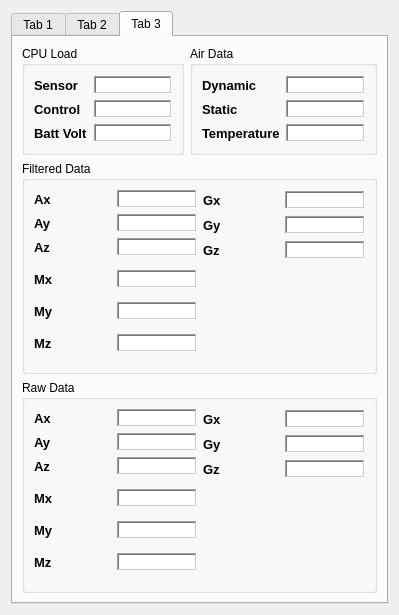
First picture: the form in src/ui/SlugsDataSensorView.ui, repository mavlink/qgroundcontrol, before the edit.
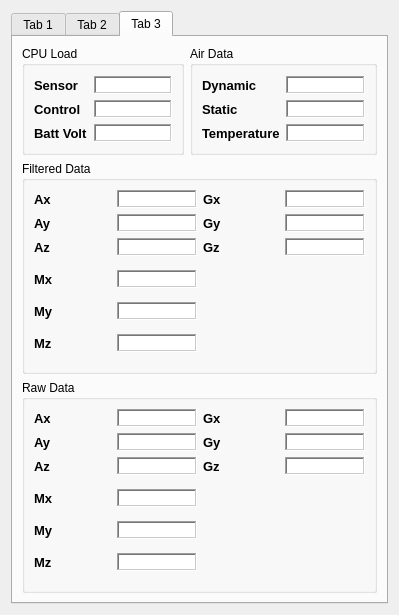
Second picture: the form after the edit. The open tabs and pages were chosen to show the change.

Commit message: change slugs camera control

What changed in the file:
```diff
--- a/src/ui/SlugsDataSensorView.ui
+++ b/src/ui/SlugsDataSensorView.ui
@@ -7,7 +7,7 @@
     <x>0</x>
     <y>0</y>
     <width>399</width>
-    <height>604</height>
+    <height>598</height>
    </rect>
   </property>
   <property name="sizePolicy">
@@ -31,18 +31,18 @@
   <property name="windowTitle">
    <string>Form</string>
   </property>
-  <layout class="QGridLayout" name="gridLayout_23">
+  <layout class="QGridLayout" name="gridLayout_25">
    <item row="0" column="0">
     <widget class="QTabWidget" name="SlugsSensorView_tabWidget">
      <property name="currentIndex">
-      <number>1</number>
+      <number>0</number>
      </property>
      <widget class="QWidget" name="tab">
       <attribute name="title">
        <string>Tab 1</string>
       </attribute>
-      <layout class="QVBoxLayout" name="verticalLayout_10">
-       <item>
+      <layout class="QGridLayout" name="gridLayout_24">
+       <item row="0" column="0">
         <layout class="QVBoxLayout" name="verticalLayout_9">
          <item>
           <widget class="QGroupBox" name="position_groupBox">
@@ -2904,10 +2904,8 @@
       <attribute name="title">
        <string>Tab 3</string>
       </attribute>
-      <layout class="QVBoxLayout" name="verticalLayout_16">
-       <item>
-        <layout class="QHBoxLayout" name="horizontalLayout_4">
-         <item>
+      <layout class="QGridLayout" name="gridLayout_23">
+       <item row="0" column="0">
           <widget class="QGroupBox" name="sensorBiases_groupBox_2">
            <property name="minimumSize">
             <size>
@@ -2924,8 +2922,8 @@
            <property name="title">
             <string>CPU Load</string>
            </property>
-           <layout class="QVBoxLayout" name="verticalLayout_12">
-            <item>
+         <layout class="QGridLayout" name="gridLayout_20">
+          <item row="0" column="0">
              <layout class="QGridLayout" name="gridLayout_10">
               <item row="0" column="0">
                <widget class="QLabel" name="label_55">
@@ -3109,7 +3107,7 @@
            </layout>
           </widget>
          </item>
-         <item>
+       <item row="0" column="1">
           <widget class="QGroupBox" name="sensorBiases_groupBox_3">
            <property name="minimumSize">
             <size>
@@ -3126,8 +3124,8 @@
            <property name="title">
             <string>Air Data</string>
            </property>
-           <layout class="QVBoxLayout" name="verticalLayout_13">
-            <item>
+         <layout class="QGridLayout" name="gridLayout_21">
+          <item row="0" column="0">
              <layout class="QGridLayout" name="gridLayout_11">
               <item row="0" column="0">
                <widget class="QLabel" name="label_56">
@@ -3311,9 +3309,7 @@
            </layout>
           </widget>
          </item>
-        </layout>
-       </item>
-       <item>
+       <item row="1" column="0" colspan="2">
         <widget class="QGroupBox" name="sensorBiases_groupBox_4">
          <property name="minimumSize">
           <size>
@@ -3330,8 +3326,6 @@
          <property name="title">
           <string>Filtered Data</string>
          </property>
-         <layout class="QVBoxLayout" name="verticalLayout_14">
-          <item>
            <layout class="QGridLayout" name="gridLayout_15">
             <item row="0" column="0">
              <layout class="QGridLayout" name="gridLayout_12">
@@ -3520,7 +3514,7 @@
               </item>
              </layout>
             </item>
-            <item row="0" column="1" rowspan="2">
+          <item row="0" column="1">
              <layout class="QGridLayout" name="gridLayout_14">
               <item row="0" column="0">
                <widget class="QLabel" name="label_25">
@@ -3701,7 +3695,7 @@
               </item>
              </layout>
             </item>
-            <item row="1" column="0" rowspan="2">
+          <item row="1" column="0">
              <layout class="QGridLayout" name="gridLayout_13">
               <item row="0" column="0">
                <widget class="QLabel" name="label_66">
@@ -3882,7 +3876,7 @@
               </item>
              </layout>
             </item>
-            <item row="2" column="1">
+          <item row="1" column="1">
              <spacer name="verticalSpacer_3">
               <property name="orientation">
                <enum>Qt::Vertical</enum>
@@ -3890,17 +3884,15 @@
               <property name="sizeHint" stdset="0">
                <size>
                 <width>20</width>
-                <height>40</height>
+              <height>84</height>
                </size>
               </property>
              </spacer>
             </item>
            </layout>
-          </item>
-         </layout>
         </widget>
        </item>
-       <item>
+       <item row="2" column="0" colspan="2">
         <widget class="QGroupBox" name="sensorBiases_groupBox_5">
          <property name="minimumSize">
           <size>
@@ -3917,8 +3909,6 @@
          <property name="title">
           <string>Raw Data</string>
          </property>
-         <layout class="QVBoxLayout" name="verticalLayout_15">
-          <item>
            <layout class="QGridLayout" name="gridLayout_16">
             <item row="0" column="0">
              <layout class="QGridLayout" name="gridLayout_17">
@@ -4101,7 +4091,7 @@
               </item>
              </layout>
             </item>
-            <item row="0" column="1" rowspan="2">
+          <item row="0" column="1">
              <layout class="QGridLayout" name="gridLayout_18">
               <item row="0" column="0">
                <widget class="QLabel" name="label_71">
@@ -4282,7 +4272,7 @@
               </item>
              </layout>
             </item>
-            <item row="1" column="0" rowspan="2">
+          <item row="1" column="0">
              <layout class="QGridLayout" name="gridLayout_19">
               <item row="0" column="0">
                <widget class="QLabel" name="label_74">
@@ -4463,7 +4453,7 @@
               </item>
              </layout>
             </item>
-            <item row="2" column="1">
+          <item row="1" column="1">
              <spacer name="verticalSpacer_4">
               <property name="orientation">
                <enum>Qt::Vertical</enum>
@@ -4471,12 +4461,10 @@
               <property name="sizeHint" stdset="0">
                <size>
                 <width>20</width>
-                <height>40</height>
+              <height>84</height>
                </size>
               </property>
              </spacer>
-            </item>
-           </layout>
           </item>
          </layout>
         </widget>
```
Lines whose indentation alone changed are shown as unchanged. The commit also changes 5 other files.
